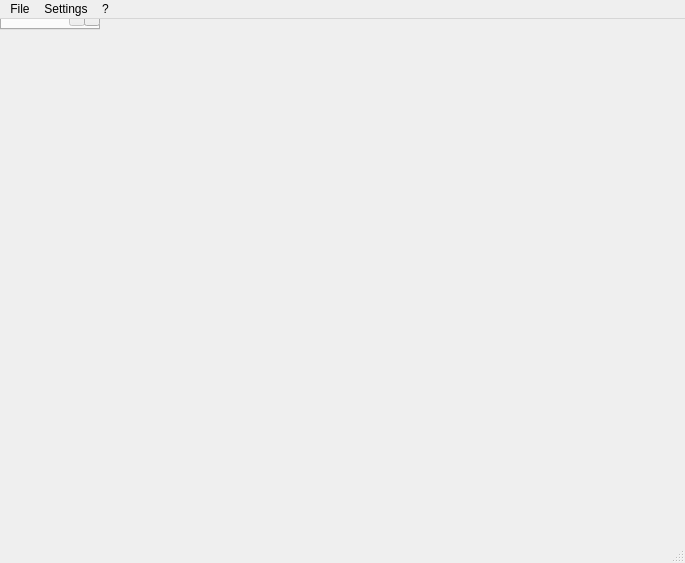
Qt form Manager/mainwindow.ui (WohlSoft/Moondust-Project) before a commit.
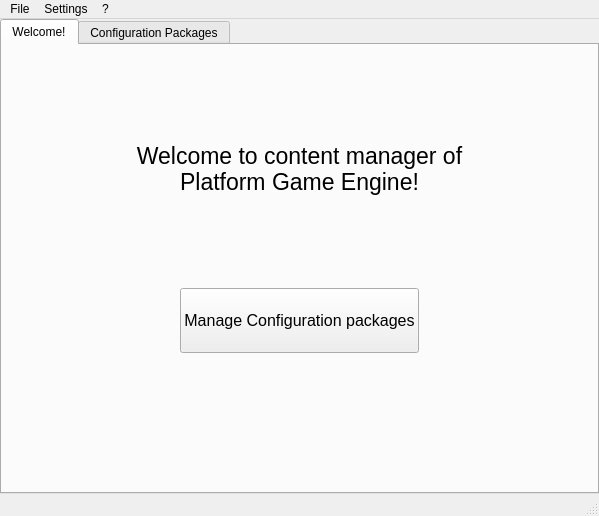
The same form after that commit.

Commit message: Work with layouts

```diff
--- a/Manager/mainwindow.ui
+++ b/Manager/mainwindow.ui
@@ -6,14 +6,59 @@
    <rect>
     <x>0</x>
     <y>0</y>
-    <width>685</width>
-    <height>563</height>
+    <width>599</width>
+    <height>516</height>
    </rect>
   </property>
   <property name="windowTitle">
    <string>PGE Content manager</string>
   </property>
-  <widget class="QTabWidget" name="centralWidget">
+  <widget class="QWidget" name="centralWidget">
+   <layout class="QGridLayout" name="gridLayout_8">
+    <property name="leftMargin">
+     <number>0</number>
+    </property>
+    <property name="topMargin">
+     <number>0</number>
+    </property>
+    <property name="rightMargin">
+     <number>0</number>
+    </property>
+    <property name="bottomMargin">
+     <number>0</number>
+    </property>
+    <property name="spacing">
+     <number>0</number>
+    </property>
+    <item row="0" column="0">
+     <widget class="QMenuBar" name="menuBar">
+      <widget class="QMenu" name="menuFile">
+       <property name="title">
+        <string>File</string>
+       </property>
+       <addaction name="actionExit"/>
+      </widget>
+      <widget class="QMenu" name="menuSettings">
+       <property name="title">
+        <string>Settings</string>
+       </property>
+       <addaction name="actionConnection"/>
+       <addaction name="actionRepositories"/>
+      </widget>
+      <widget class="QMenu" name="menu">
+       <property name="title">
+        <string>?</string>
+       </property>
+       <addaction name="actionHelp"/>
+       <addaction name="actionAbout"/>
+      </widget>
+      <addaction name="menuFile"/>
+      <addaction name="menuSettings"/>
+      <addaction name="menu"/>
+     </widget>
+    </item>
+    <item row="1" column="0">
+     <widget class="QTabWidget" name="tabs">
    <property name="currentIndex">
     <number>0</number>
    </property>
@@ -21,14 +66,32 @@
     <attribute name="title">
      <string>Welcome!</string>
     </attribute>
+       <layout class="QGridLayout" name="gridLayout_6">
+        <item row="2" column="1">
+         <widget class="QPushButton" name="config_packs">
+          <property name="minimumSize">
+           <size>
+            <width>146</width>
+            <height>65</height>
+           </size>
+          </property>
+          <property name="font">
+           <font>
+            <pointsize>12</pointsize>
+           </font>
+          </property>
+          <property name="text">
+           <string>Manage Configuration packages</string>
+          </property>
+         </widget>
+        </item>
+        <item row="1" column="0" colspan="3">
     <widget class="QLabel" name="label">
-     <property name="geometry">
-      <rect>
-       <x>40</x>
-       <y>30</y>
-       <width>601</width>
-       <height>391</height>
-      </rect>
+          <property name="minimumSize">
+           <size>
+            <width>0</width>
+            <height>226</height>
+           </size>
      </property>
      <property name="font">
       <font>
@@ -43,32 +106,60 @@
       <set>Qt::AlignCenter</set>
      </property>
     </widget>
-    <widget class="QPushButton" name="config_packs">
-     <property name="geometry">
-      <rect>
-       <x>150</x>
-       <y>300</y>
-       <width>361</width>
-       <height>111</height>
-      </rect>
-     </property>
-     <property name="text">
-      <string>Manage Configuration packages</string>
-     </property>
-    </widget>
+        </item>
+        <item row="2" column="2">
+         <spacer name="horizontalSpacer_2">
+          <property name="orientation">
+           <enum>Qt::Horizontal</enum>
+          </property>
+          <property name="sizeHint" stdset="0">
+           <size>
+            <width>40</width>
+            <height>20</height>
+           </size>
+          </property>
+         </spacer>
+        </item>
+        <item row="2" column="0">
+         <spacer name="horizontalSpacer">
+          <property name="orientation">
+           <enum>Qt::Horizontal</enum>
+          </property>
+          <property name="sizeHint" stdset="0">
+           <size>
+            <width>40</width>
+            <height>20</height>
+           </size>
+          </property>
+         </spacer>
+        </item>
+        <item row="3" column="0" colspan="3">
+         <spacer name="verticalSpacer">
+          <property name="orientation">
+           <enum>Qt::Vertical</enum>
+          </property>
+          <property name="sizeHint" stdset="0">
+           <size>
+            <width>20</width>
+            <height>40</height>
+           </size>
+          </property>
+         </spacer>
+        </item>
+       </layout>
    </widget>
    <widget class="QWidget" name="configpacks">
     <attribute name="title">
      <string>Configuration Packages</string>
     </attribute>
+       <layout class="QGridLayout" name="gridLayout_7" columnstretch="2,98">
+        <item row="0" column="0">
     <widget class="QGroupBox" name="groupBox">
-     <property name="geometry">
-      <rect>
-       <x>10</x>
-       <y>10</y>
-       <width>221</width>
-       <height>451</height>
-      </rect>
+          <property name="minimumSize">
+           <size>
+            <width>250</width>
+            <height>0</height>
+           </size>
      </property>
      <property name="title">
       <string>Config packs list</string>
@@ -118,15 +209,9 @@
       </item>
      </layout>
     </widget>
+        </item>
+        <item row="0" column="1">
     <widget class="QGroupBox" name="groupBox_4">
-     <property name="geometry">
-      <rect>
-       <x>240</x>
-       <y>10</y>
-       <width>431</width>
-       <height>451</height>
-      </rect>
-     </property>
      <property name="title">
       <string>Title</string>
      </property>
@@ -257,42 +342,12 @@
       </item>
      </layout>
     </widget>
-   </widget>
-  </widget>
-  <widget class="QMenuBar" name="menuBar">
-   <property name="geometry">
-    <rect>
-     <x>0</x>
-     <y>0</y>
-     <width>685</width>
-     <height>20</height>
-    </rect>
-   </property>
-   <widget class="QMenu" name="menuFile">
-    <property name="title">
-     <string>File</string>
-    </property>
-    <addaction name="actionExit"/>
-   </widget>
-   <widget class="QMenu" name="menuSettings">
-    <property name="title">
-     <string>Settings</string>
-    </property>
-    <addaction name="actionConnection"/>
-    <addaction name="actionRepositories"/>
-   </widget>
-   <widget class="QMenu" name="menu">
-    <property name="title">
-     <string>?</string>
-    </property>
-    <addaction name="actionHelp"/>
-    <addaction name="actionAbout"/>
-   </widget>
-   <addaction name="menuFile"/>
-   <addaction name="menuSettings"/>
-   <addaction name="menu"/>
-  </widget>
-  <widget class="QStatusBar" name="statusBar"/>
+        </item>
+       </layout>
+      </widget>
+     </widget>
+    </item>
+   </layout>
   <action name="actionExit">
    <property name="text">
     <string>Exit</string>
@@ -318,6 +373,8 @@
     <string>Help</string>
    </property>
   </action>
+  </widget>
+  <widget class="QStatusBar" name="statusBar"/>
  </widget>
  <layoutdefault spacing="6" margin="11"/>
  <resources/>
```
Lines whose indentation alone changed are shown as unchanged.
